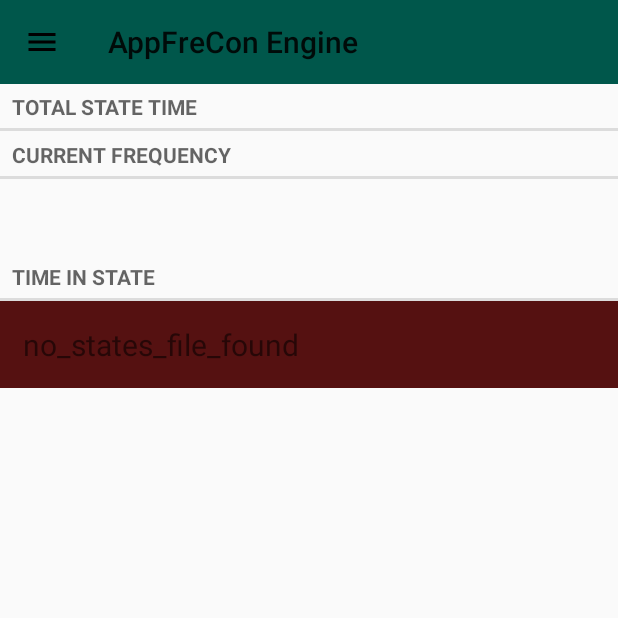
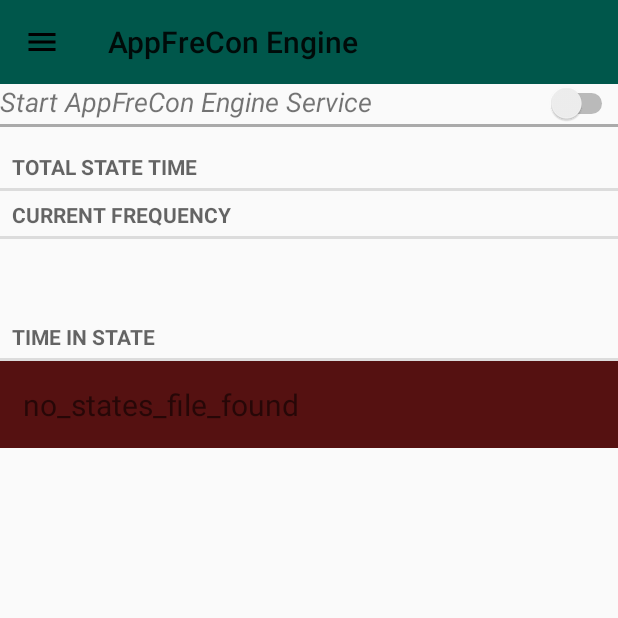
Before and after one commit to AlphaRishi1229/AppFreCon-Engine, an Android app: the screen it shows after launch (MainScreenActivity), on a phone screen of 412 x 824 dp, the top half of it. Run offline under Robolectric (Android 15) with nearby library versions, the phone set to English and light mode, and no system bars; libraries missing offline, so code that uses them is left out: com.topjohnwu.superuser; 1 statement that could not run was skipped.

Commit message:
Updated Cpu Settings

```diff
--- a/app/src/main/java/com/example/rishivijaygajelli/appconengine/MainScreenActivity.java
+++ b/app/src/main/java/com/example/rishivijaygajelli/appconengine/MainScreenActivity.java
@@ -26,6 +26,7 @@ import android.view.ViewGroup;
 import android.widget.Button;
 import android.widget.LinearLayout;
 import android.widget.ProgressBar;
+import android.widget.Switch;
 import android.widget.TextView;
 import android.widget.Toast;
 
@@ -67,6 +68,7 @@ public class MainScreenActivity extends AppCompatActivity {
     private TextView ui_additional_states;
     private TextView ui_current_freq;
     private DrawerLayout drawer_main;
+    private Switch service_switch;
     private Button btn_refresh;
     private CPUStateMonitor monitor = new CPUStateMonitor();
     private boolean mUpdatingData = false;
--- a/app/src/main/res/layout/activity_main_screen.xml
+++ b/app/src/main/res/layout/activity_main_screen.xml
@@ -42,6 +42,32 @@
             android:layout_height="wrap_content"
             android:orientation="vertical">
 
+            <RelativeLayout
+                android:layout_width="match_parent"
+                android:layout_height="40dp">
+
+                <TextView
+                    android:layout_width="wrap_content"
+                    android:layout_height="wrap_content"
+                    android:text="Start AppFreCon Engine Service"
+                    android:textSize="18sp"
+                    android:textStyle="italic" />
+
+                <Switch
+                    android:id="@+id/service_switch"
+                    android:layout_width="wrap_content"
+                    android:layout_height="wrap_content"
+                    android:layout_alignParentEnd="true"
+                    android:layout_marginEnd="0dp" />
+
+                <View
+                    android:id="@+id/divider"
+                    android:layout_width="match_parent"
+                    android:layout_height="2dp"
+                    android:layout_below="@+id/service_switch"
+                    android:layout_alignParentStart="true"
+                    android:background="@android:color/darker_gray" />
+            </RelativeLayout>
             <TextView
                 android:id="@+id/ui_header_total_state_time"
                 style="?android:attr/listSeparatorTextViewStyle"
```
Also changed, not shown: app/src/main/java/com/example/rishivijaygajelli/appconengine/CPUActivity.java (+14 -25 lines), app/src/main/java/com/example/rishivijaygajelli/appconengine/rootutil/CPUstates/Util.java (+9 -23 lines), app/src/main/res/layout/activity_cpu.xml (+0 -23 lines).
